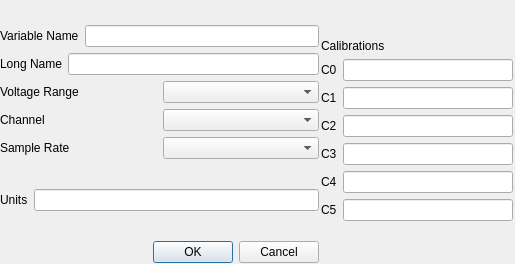
NCAR/nidas, file src/nidas/apps/config/AddA2DVariableComboDialog.ui: the form before one commit.
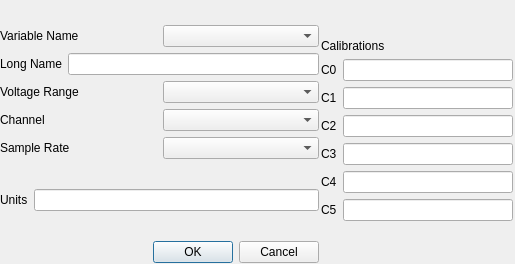
The form after the commit.

Commit message:
Implement use of VarDB for A2D variables.  A lookup of all VarDB variables that have analog true provides the dropdown list for addA2DVariable.   Note that VarDB needs some work to complete this effort. - also clean up some code and fix some "features"
Still need to allow for New a2d variable definition.
  - put it back into VarDB or make it project specific?  Probably former.

```diff
--- a/src/nidas/apps/config/AddA2DVariableComboDialog.ui
+++ b/src/nidas/apps/config/AddA2DVariableComboDialog.ui
@@ -52,7 +52,7 @@
        </widget>
       </item>
       <item>
-       <widget class="QLineEdit" name="VariableText"/>
+       <widget class="QComboBox" name="VariableBox"/>
       </item>
      </layout>
     </item>
@@ -164,7 +164,7 @@
     </item>
    </layout>
   </widget>
-  <widget class="QWidget" name="">
+  <widget class="QWidget" name="layoutWidget">
    <property name="geometry">
     <rect>
      <x>321</x>
```
Left out of the diff: 1 changed line with no effect on the pictures. The commit also changes 6 other files.
